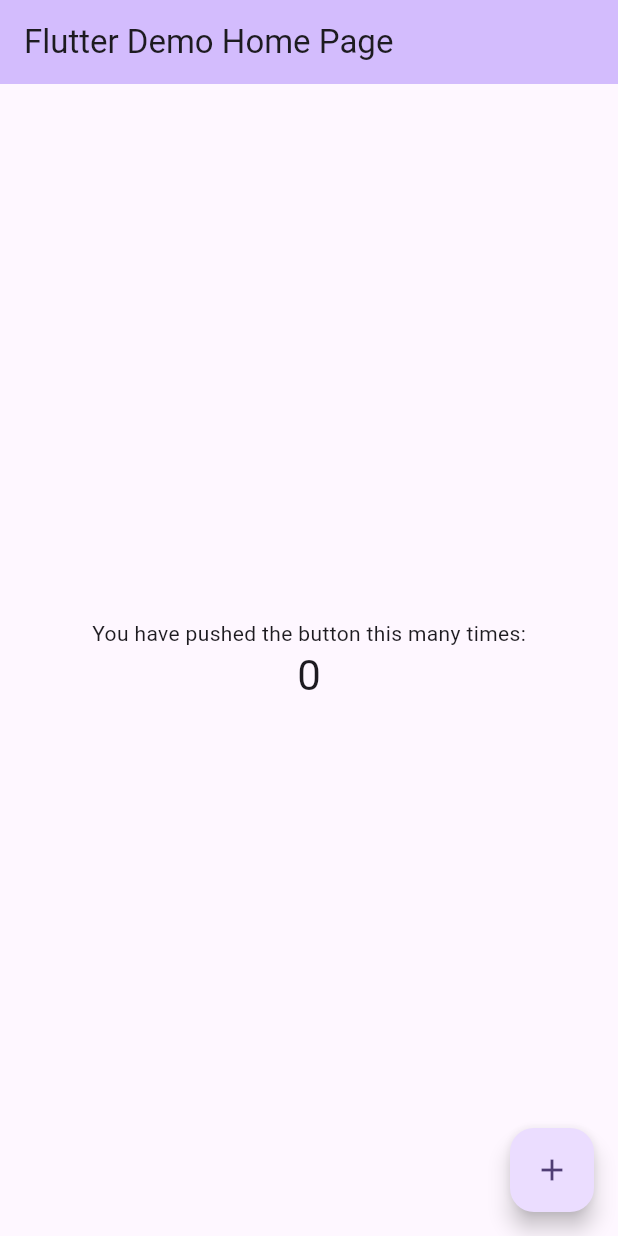
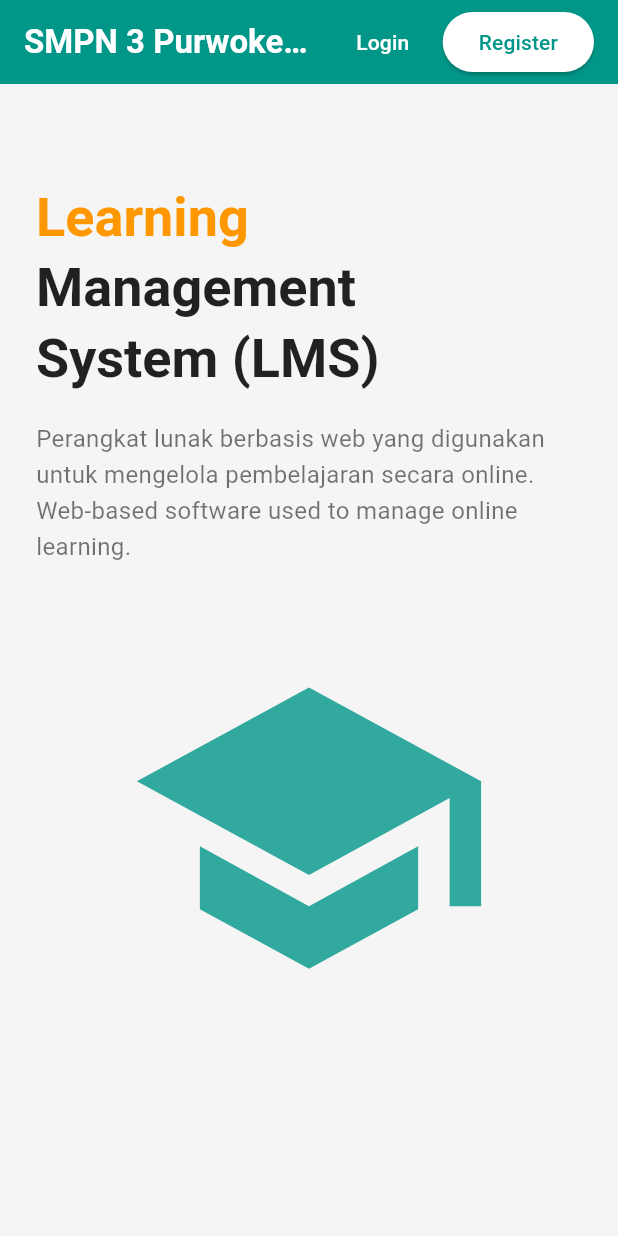
Before and after one commit to Meph1sto14/Android_E-Learning, a Flutter app: the screen it shows after launch, on a phone screen of 412 x 824 dp. Run offline on Flutter 3.47's test engine with Material 3 defaults, Android fonts, the phone set to English and light mode, and no system bars; Roboto replaces fonts that are missing (Poppins).

Commit message:
buat halaman awal, login, register

```diff
--- /dev/null
+++ b/project_lms/lib/home_screen.dart
@@ -0,0 +1,95 @@
+import 'package:flutter/material.dart';
+
+class HomeScreen extends StatelessWidget {
+  const HomeScreen({super.key});
+
+  @override
+  Widget build(BuildContext context) {
+    return Scaffold(
+      appBar: AppBar(
+        title: const Text(
+          'SMPN 3 Purwokerto',
+          style: TextStyle(
+            fontWeight: FontWeight.bold,
+            color: Colors.white,
+          ),
+        ),
+        backgroundColor: Colors.teal,
+        elevation: 0,
+        actions: [
+          TextButton(
+            onPressed: () {
+              Navigator.pushNamed(context, '/login');
+            },
+            child: const Text(
+              'Login',
+              style: TextStyle(color: Colors.white),
+            ),
+          ),
+          const SizedBox(width: 8),
+          ElevatedButton(
+            onPressed: () {
+              Navigator.pushNamed(context, '/register');
+            },
+            style: ElevatedButton.styleFrom(
+              backgroundColor: Colors.white,
+              foregroundColor: Colors.teal,
+              shape: RoundedRectangleBorder(
+                borderRadius: BorderRadius.circular(20),
+              ),
+            ),
+            child: const Text('Register'),
+          ),
+          const SizedBox(width: 16),
+        ],
+      ),
+      body: SingleChildScrollView(
+        child: Padding(
+          padding: const EdgeInsets.all(24.0),
+          child: Column(
+            crossAxisAlignment: CrossAxisAlignment.start,
+            children: [
+              const SizedBox(height: 40),
+              RichText(
+                text: const TextSpan(
+                  style: TextStyle(
+                    fontSize: 36,
+                    fontWeight: FontWeight.bold,
+                    color: Colors.black87,
+                    height: 1.3,
+                  ),
+                  children: [
+                    TextSpan(
+                      text: 'Learning\n',
+                      style: TextStyle(color: Colors.orange),
+                    ),
+                    TextSpan(
+                      text: 'Management\nSystem (LMS)',
+                    ),
+                  ],
+                ),
+              ),
+              const SizedBox(height: 20),
+              const Text(
+                'Perangkat lunak berbasis web yang digunakan untuk mengelola pembelajaran secara online.\nWeb-based software used to manage online learning.',
+                style: TextStyle(
+                  fontSize: 16,
+                  color: Colors.black54,
+                  height: 1.5,
+                ),
+              ),
+              const SizedBox(height: 50),
+              Center(
+                child: Icon(
+                  Icons.school,
+                  size: 250,
+                  color: Colors.teal.withOpacity(0.8),
+                ),
+              )
+            ],
+          ),
+        ),
+      ),
+    );
+  }
+}
--- /dev/null
+++ b/project_lms/lib/login_screen.dart
@@ -0,0 +1,21 @@
+import 'package:flutter/material.dart';
+
+class LoginScreen extends StatelessWidget {
+  const LoginScreen({super.key});
+
+  @override
+  Widget build(BuildContext context) {
+    return Scaffold(
+      appBar: AppBar(
+        title: const Text('Login'),
+        backgroundColor: Colors.teal,
+      ),
+      body: const Center(
+        child: Text(
+          'Ini adalah Halaman Login',
+          style: TextStyle(fontSize: 20),
+        ),
+      ),
+    );
+  }
+}
--- a/project_lms/lib/main.dart
+++ b/project_lms/lib/main.dart
@@ -1,4 +1,7 @@
 import 'package:flutter/material.dart';
+import 'package:project_lms/home_screen.dart';
+import 'package:project_lms/login_screen.dart';
+import 'package:project_lms/register_screen.dart';
 
 void main() {
   runApp(const MyApp());
@@ -7,116 +10,22 @@ void main() {
 class MyApp extends StatelessWidget {
   const MyApp({super.key});
 
-  // This widget is the root of your application.
   @override
   Widget build(BuildContext context) {
     return MaterialApp(
-      title: 'Flutter Demo',
+      title: 'LMS App',
       theme: ThemeData(
-        // This is the theme of your application.
-        //
-        // TRY THIS: Try running your application with "flutter run". You'll see
-        // the application has a purple toolbar. Then, without quitting the app,
-        // try changing the seedColor in the colorScheme below to Colors.green
-        // and then invoke "hot reload" (save your changes or press the "hot
-        // reload" button in a Flutter-supported IDE, or press "r" if you used
-        // the command line to start the app).
-        //
-        // Notice that the counter didn't reset back to zero; the application
-        // state is not lost during the reload. To reset the state, use hot
-        // restart instead.
-        //
-        // This works for code too, not just values: Most code changes can be
-        // tested with just a hot reload.
-        colorScheme: ColorScheme.fromSeed(seedColor: Colors.deepPurple),
+        primarySwatch: Colors.teal,
+        scaffoldBackgroundColor: const Color(0xFFF5F5F5),
+        fontFamily: 'Poppins',
       ),
-      home: const MyHomePage(title: 'Flutter Demo Home Page'),
+      debugShowCheckedModeBanner: false,
+      initialRoute: '/',
+      routes: {
+        '/': (context) => const HomeScreen(),
+        '/login': (context) => const LoginScreen(),
+        '/register': (context) => const RegisterScreen(),
+      },
     );
   }
 }
-
-class MyHomePage extends StatefulWidget {
-  const MyHomePage({super.key, required this.title});
-
-  // This widget is the home page of your application. It is stateful, meaning
-  // that it has a State object (defined below) that contains fields that affect
-  // how it looks.
-
-  // This class is the configuration for the state. It holds the values (in this
-  // case the title) provided by the parent (in this case the App widget) and
-  // used by the build method of the State. Fields in a Widget subclass are
-  // always marked "final".
-
-  final String title;
-
-  @override
-  State<MyHomePage> createState() => _MyHomePageState();
-}
-
-class _MyHomePageState extends State<MyHomePage> {
-  int _counter = 0;
-
-  void _incrementCounter() {
-    setState(() {
-      // This call to setState tells the Flutter framework that something has
-      // changed in this State, which causes it to rerun the build method below
-      // so that the display can reflect the updated values. If we changed
-      // _counter without calling setState(), then the build method would not be
-      // called again, and so nothing would appear to happen.
-      _counter++;
-    });
-  }
-
-  @override
-  Widget build(BuildContext context) {
-    // This method is rerun every time setState is called, for instance as done
-    // by the _incrementCounter method above.
-    //
-    // The Flutter framework has been optimized to make rerunning build methods
-    // fast, so that you can just rebuild anything that needs updating rather
-    // than having to individually change instances of widgets.
-    return Scaffold(
-      appBar: AppBar(
-        // TRY THIS: Try changing the color here to a specific color (to
-        // Colors.amber, perhaps?) and trigger a hot reload to see the AppBar
-        // change color while the other colors stay the same.
-        backgroundColor: Theme.of(context).colorScheme.inversePrimary,
-        // Here we take the value from the MyHomePage object that was created by
-        // the App.build method, and use it to set our appbar title.
-        title: Text(widget.title),
-      ),
-      body: Center(
-        // Center is a layout widget. It takes a single child and positions it
-        // in the middle of the parent.
-        child: Column(
-          // Column is also a layout widget. It takes a list of children and
-          // arranges them vertically. By default, it sizes itself to fit its
-          // children horizontally, and tries to be as tall as its parent.
-          //
-          // Column has various properties to control how it sizes itself and
-          // how it positions its children. Here we use mainAxisAlignment to
-          // center the children vertically; the main axis here is the vertical
-          // axis because Columns are vertical (the cross axis would be
-          // horizontal).
-          //
-          // TRY THIS: Invoke "debug painting" (choose the "Toggle Debug Paint"
-          // action in the IDE, or press "p" in the console), to see the
-          // wireframe for each widget.
-          mainAxisAlignment: MainAxisAlignment.center,
-          children: <Widget>[
-            const Text('You have pushed the button this many times:'),
-            Text(
-              '$_counter',
-              style: Theme.of(context).textTheme.headlineMedium,
-            ),
-          ],
-        ),
-      ),
-      floatingActionButton: FloatingActionButton(
-        onPressed: _incrementCounter,
-        tooltip: 'Increment',
-        child: const Icon(Icons.add),
-      ), // This trailing comma makes auto-formatting nicer for build methods.
-    );
-  }
-}
--- /dev/null
+++ b/project_lms/lib/register_screen.dart
@@ -0,0 +1,21 @@
+import 'package:flutter/material.dart';
+
+class RegisterScreen extends StatelessWidget {
+  const RegisterScreen({super.key});
+
+  @override
+  Widget build(BuildContext context) {
+    return Scaffold(
+      appBar: AppBar(
+        title: const Text('Register'),
+        backgroundColor: Colors.teal,
+      ),
+      body: const Center(
+        child: Text(
+          'Ini adalah Halaman Registrasi',
+          style: TextStyle(fontSize: 20),
+        ),
+      ),
+    );
+  }
+}
```
